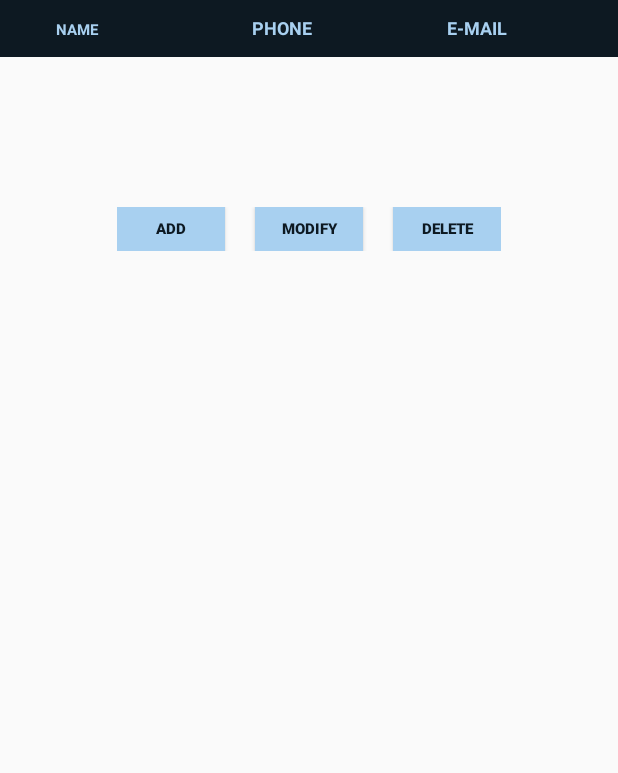
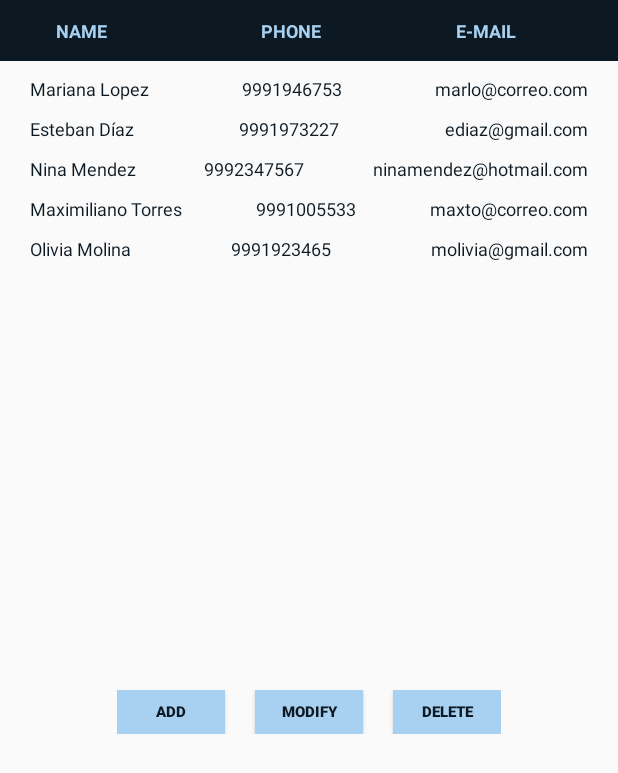
Before and after one commit to Torjer/Project3, an Android app: the ContactView screen opened directly, with no data from a screen before it, on a phone screen of 412 x 824 dp. Shown: the top 773 px of the screen. Run offline under Robolectric (Android 15) with nearby library versions, the phone set to English and light mode, and no system bars.

Commit message:
Agregué recyclerview para la lista de contactos. Ya básicamente sólo falta agregar unos diálogos para modificar info/agregar usuario/eliminar

```diff
--- a/app/build.gradle
+++ b/app/build.gradle
@@ -30,6 +30,7 @@ dependencies {
     implementation 'androidx.core:core-ktx:1.3.2'
     implementation 'androidx.appcompat:appcompat:1.2.0'
     implementation 'androidx.constraintlayout:constraintlayout:2.0.4'
+    implementation 'androidx.recyclerview:recyclerview:1.1.0'
     testImplementation 'junit:junit:4.12'
     androidTestImplementation 'androidx.test.ext:junit:1.1.2'
     androidTestImplementation 'androidx.test.espresso:espresso-core:3.3.0'
--- a/app/src/main/AndroidManifest.xml
+++ b/app/src/main/AndroidManifest.xml
@@ -11,7 +11,7 @@
         android:roundIcon="@mipmap/ic_launcher_round"
         android:supportsRtl="true"
         android:theme="@style/AppTheme">
-        <activity android:name=".ContactView"></activity>
+        <activity android:name=".ContactView" />
         <activity android:name=".MainActivity">
             <intent-filter>
                 <action android:name="android.intent.action.MAIN" />
--- /dev/null
+++ b/app/src/main/java/com/example/project3/Contact.kt
@@ -0,0 +1,3 @@
+package com.example.project3
+
+data class Contact(val fullName: String, val phoneNumber: Long, val mail: String)
--- a/app/src/main/java/com/example/project3/ContactView.kt
+++ b/app/src/main/java/com/example/project3/ContactView.kt
@@ -2,10 +2,37 @@ package com.example.project3
 
 import androidx.appcompat.app.AppCompatActivity
 import android.os.Bundle
+import androidx.recyclerview.widget.LinearLayoutManager
+import androidx.recyclerview.widget.RecyclerView
 
 class ContactView : AppCompatActivity() {
+
+    private lateinit var recyclerView: RecyclerView
+    private lateinit var viewAdapter: RecyclerView.Adapter<*>
+    private lateinit var viewManager: RecyclerView.LayoutManager
+
     override fun onCreate(savedInstanceState: Bundle?) {
         super.onCreate(savedInstanceState)
         setContentView(R.layout.activity_contact_view)
+
+        val contactsList = mutableListOf<Contact>(
+            Contact("Mariana Lopez", 9991946753, "marlo@correo.com" ),
+            Contact("Esteban Díaz", 9991973227, "ediaz@gmail.com"),
+            Contact("Nina Mendez", 9992347567, "ninamendez@hotmail.com"),
+            Contact("Maximiliano Torres", 9991005533, "maxto@correo.com"),
+            Contact("Olivia Molina", 9991923465, "molivia@gmail.com")
+        )
+
+
+
+        viewManager = LinearLayoutManager(this)
+        viewAdapter = ContactsAdapter(contactsList)
+
+        recyclerView = findViewById<RecyclerView>(R.id.info_rv).apply {
+            setHasFixedSize(true)
+
+            layoutManager = LinearLayoutManager(this@ContactView)
+            adapter = viewAdapter
+        }
     }
 }
--- /dev/null
+++ b/app/src/main/java/com/example/project3/ContactsAdapter.kt
@@ -0,0 +1,25 @@
+package com.example.project3
+
+import android.view.LayoutInflater
+import android.view.View
+import android.view.ViewGroup
+import android.widget.TextView
+import androidx.recyclerview.widget.RecyclerView
+
+class ContactsAdapter (private val contactsList: List<Contact>): RecyclerView.Adapter<ContactsAdapter.ContactsHolder>(){
+
+    class ContactsHolder(val view: View): RecyclerView.ViewHolder(view)
+
+    override fun onCreateViewHolder(parent: ViewGroup, viewType: Int): ContactsAdapter.ContactsHolder {
+        val view = LayoutInflater.from(parent.context).inflate(R.layout.rv_item, parent, false)
+        return ContactsHolder(view)
+    }
+
+    override fun onBindViewHolder(holder: ContactsHolder, position: Int){
+        holder.view.findViewById<TextView>(R.id.contactname_text).text =contactsList[position].fullName
+        holder.view.findViewById<TextView>(R.id.contactphone_text).text =contactsList[position].phoneNumber.toString()
+        holder.view.findViewById<TextView>(R.id.contactemail_text).text =contactsList[position].mail
+    }
+
+    override fun getItemCount() = contactsList.size
+}
--- a/app/src/main/res/layout/activity_contact_view.xml
+++ b/app/src/main/res/layout/activity_contact_view.xml
@@ -1,12 +1,14 @@
 <?xml version="1.0" encoding="utf-8"?>
-<LinearLayout xmlns:android="http://schemas.android.com/apk/res/android"
+<androidx.constraintlayout.widget.ConstraintLayout xmlns:android="http://schemas.android.com/apk/res/android"
     xmlns:app="http://schemas.android.com/apk/res-auto"
     xmlns:tools="http://schemas.android.com/tools"
     android:layout_width="match_parent"
     android:layout_height="match_parent"
-    android:orientation="vertical"
     tools:context=".ContactView">
-
+    <LinearLayout
+        android:layout_width="match_parent"
+        android:layout_height="match_parent"
+        android:orientation="vertical">
     <LinearLayout
         android:layout_width="match_parent"
         android:layout_height="wrap_content"
@@ -14,17 +16,17 @@
         android:orientation="horizontal"
         android:background="@color/colorDark">
         <TextView
-            android:id="@+id/name_btn"
+            android:id="@+id/name_header"
             android:layout_width="wrap_content"
             android:layout_height="wrap_content"
             android:text="@string/name_txt"
             android:textColor="@color/colorAccent"
             android:textStyle="bold"
-            android:textSize="10dp"
+            android:textSize="12dp"
             android:layout_marginLeft="25dp"
             android:padding="12dp"/>
         <TextView
-            android:id="@+id/phone_btn"
+            android:id="@+id/phone_header"
             android:layout_width="wrap_content"
             android:layout_height="wrap_content"
             android:text="@string/phone_txt"
@@ -34,7 +36,7 @@
             android:textSize="12dp"
             android:padding="10dp"/>
         <TextView
-            android:id="@+id/email_btn"
+            android:id="@+id/email_header"
             android:layout_marginLeft="70dp"
             android:layout_width="wrap_content"
             android:layout_height="wrap_content"
@@ -43,14 +45,20 @@
             android:textStyle="bold"
             android:textSize="12dp"
             android:padding="10dp"/>
+
     </LinearLayout>
 
+        <androidx.recyclerview.widget.RecyclerView
+            android:id="@+id/info_rv"
+            android:layout_width="match_parent"
+            android:layout_height="416dp" />
     <LinearLayout
         android:layout_width="wrap_content"
         android:layout_height="wrap_content"
         android:layout_gravity="center"
         android:orientation="horizontal"
-        android:layout_marginTop="100dp">
+        android:layout_marginTop="3dp"
+        android:layout_marginBottom="10dp">
 
         <Button
             android:id="@+id/add_button"
@@ -86,5 +94,6 @@
             android:textStyle="bold" />
 
     </LinearLayout>
+    </LinearLayout>
 
-</LinearLayout>
+</androidx.constraintlayout.widget.ConstraintLayout>
--- /dev/null
+++ b/app/src/main/res/layout/rv_item.xml
@@ -0,0 +1,43 @@
+<?xml version="1.0" encoding="utf-8"?>
+<LinearLayout xmlns:android="http://schemas.android.com/apk/res/android"
+    android:layout_width="match_parent"
+    android:layout_height="wrap_content"
+    xmlns:tools="http://schemas.android.com/tools"
+    android:orientation="horizontal"
+    android:layout_marginTop="10dp">
+
+    <TextView
+        android:id="@+id/contactname_text"
+        android:layout_width="wrap_content"
+        android:layout_height="wrap_content"
+        android:textSize="12sp"
+        android:layout_marginLeft="20sp"
+        tools:text="Name"
+        android:textColor="@color/colorDark"/>
+
+    <Space
+        android:layout_width="0dp"
+        android:layout_height="wrap_content"
+        android:layout_weight="0.5" />
+
+    <TextView
+        android:id="@+id/contactphone_text"
+        android:layout_width="wrap_content"
+        android:layout_height="wrap_content"
+        android:textSize="12sp"
+        tools:text="xx-xxxx-xxxx"
+        android:textColor="@color/colorDark"/>
+    <Space
+        android:layout_width="0dp"
+        android:layout_height="wrap_content"
+        android:layout_weight="0.5" />
+    <TextView
+        android:id="@+id/contactemail_text"
+        android:layout_width="wrap_content"
+        android:layout_height="wrap_content"
+        android:textSize="12sp"
+        android:textColor="@color/colorDark"
+        android:layout_marginRight="20sp"
+        tools:text="testemail@email.com" />
+
+</LinearLayout>
--- a/app/src/main/res/values/strings.xml
+++ b/app/src/main/res/values/strings.xml
@@ -7,4 +7,5 @@
     <string name="name_txt">NAME</string>
     <string name="email_txt">E-MAIL</string>
     <string name="phone_txt">PHONE</string>
+    <string name="addcontact_txt"> ADD CONTACT</string>
 </resources>
```
